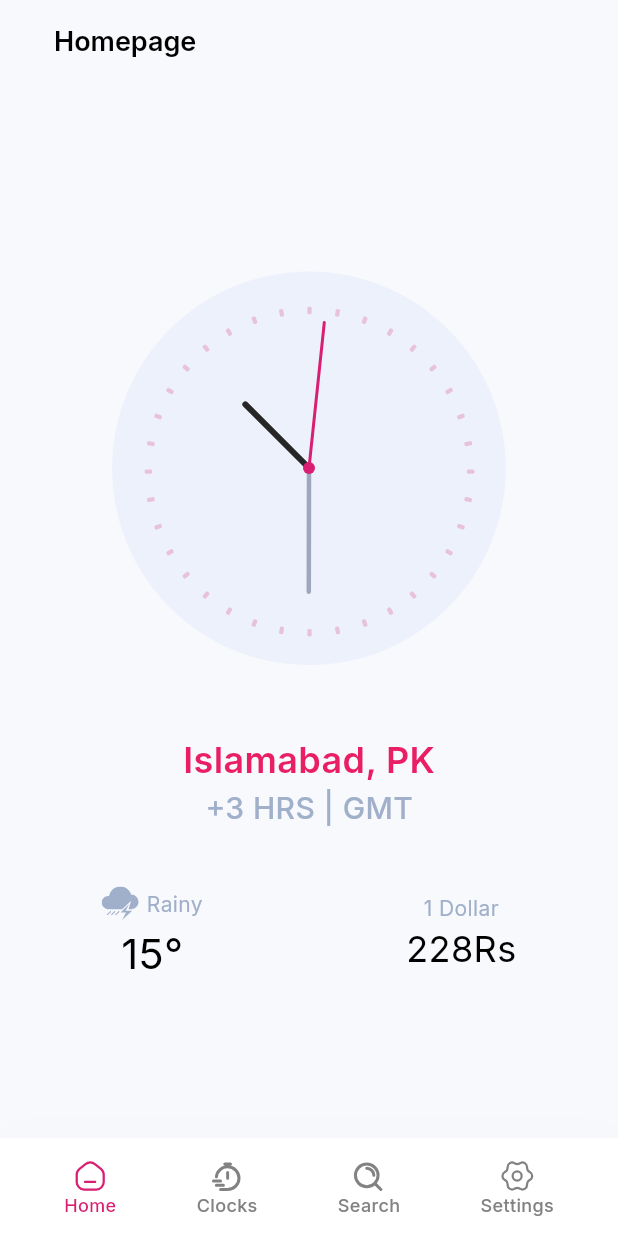
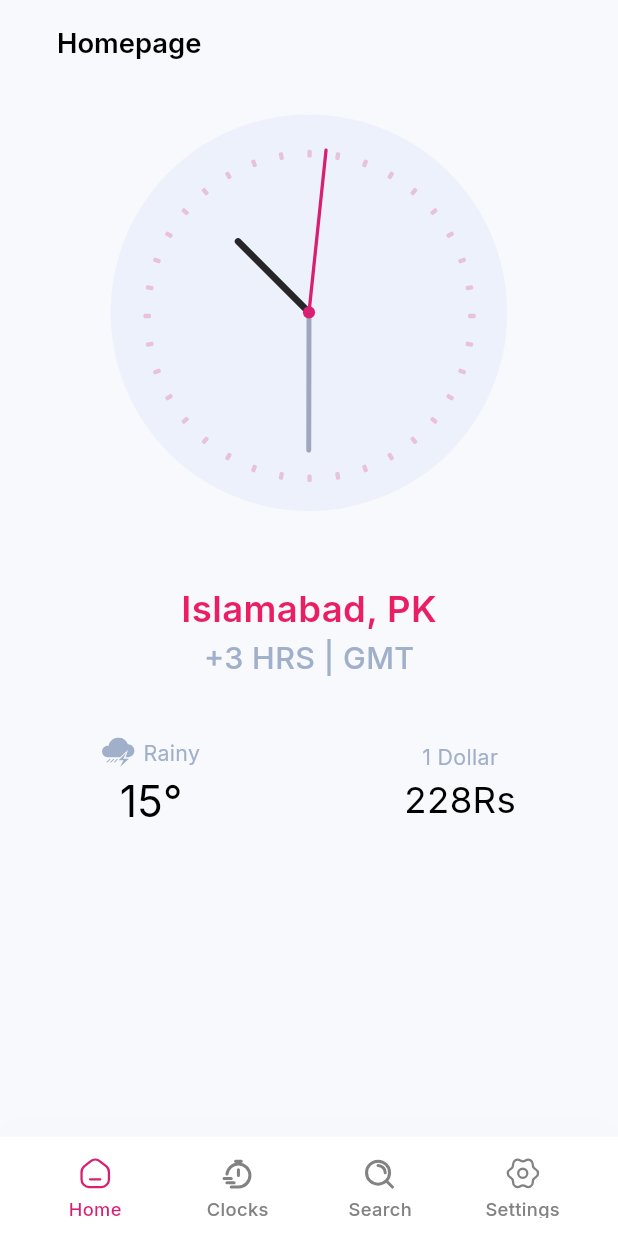
Before and after one commit to musamakhalid03/terra_time_app, a Flutter app: the screen it shows after launch, after a tap on "CONTINUE", on a phone screen of 412 x 824 dp. Run offline on Flutter 3.47's test engine with Material 3 defaults, Android fonts, the phone set to English and light mode, and no system bars; our stand-ins replace flutter_screenutil, flutter_svg, gap, google_fonts; project files that could hold a hidden picture were left out.

Commit message:
Muhammad Usama Khalid

```diff
--- a/analysis_options.yaml
+++ b/analysis_options.yaml
@@ -10,6 +10,7 @@
 analyzer:
   errors:
     deprecated_member_use: ignore
+    use_key_in_widget_constructors: ignore
 include: package:flutter_lints/flutter.yaml
 
 linter:
--- a/lib/app/bottom_nav_bar/bottom_nav_bar_view.dart
+++ b/lib/app/bottom_nav_bar/bottom_nav_bar_view.dart
@@ -2,7 +2,9 @@
 
 import 'dart:io';
 import 'package:flutter/material.dart';
+import 'package:flutter_screenutil/flutter_screenutil.dart';
 import 'package:flutter_svg/flutter_svg.dart';
+import 'package:gap/gap.dart';
 import 'package:provider/provider.dart';
 import 'package:terra_time_app/app/bottom_nav_bar/bottom_nav_bar_controller.dart';
 import 'package:terra_time_app/app/clocks/clocks_view.dart';
@@ -41,30 +43,38 @@ class BottomNavBarView extends StatelessWidget {
                   color: AppColors.white,
                   boxShadow: [
                     BoxShadow(
-                      color: Color(0xFFEFF1F4).withOpacity(0.3),
-                      offset: Offset(0, -4),
-                      blurRadius: 20,
-                      spreadRadius: 0,
+                      color: const Color(0xFFEFF1F4).withOpacity(0.3),
+                      offset: Offset(0, -4.h),
+                      blurRadius: 20.r,
+                      spreadRadius: 0.r,
                     ),
                   ],
                 ),
                 child: BottomAppBar(
                   color: AppColors.white,
-                  shape: CircularNotchedRectangle(),
+                  shape: const CircularNotchedRectangle(),
                   height: Platform.isAndroid
-                      ? 65
-                      : MediaQuery.of(context).size.height * 0.1,
+                      ? 65.h
+                      : MediaQuery.of(context).size.height * 0.1.h,
                   child: Row(
                     mainAxisAlignment: MainAxisAlignment.spaceAround,
                     children: <Widget>[
-                      _buildNavigationBarItem(
+                      Expanded(
+                        child: buildNavigationBarItem(
                             context, provider, 0, "assets/svg/home.svg", 'Home'),
-                      _buildNavigationBarItem(context, provider, 1,
-                          "assets/svg/clock.svg", 'Clocks'),
-                      _buildNavigationBarItem(context, provider, 2,
-                          "assets/svg/serach.svg", 'Search'),
-                      _buildNavigationBarItem(context, provider, 3,
-                          "assets/svg/setting.svg", 'Settings'),
+                      ),
+                      Expanded(
+                        child: buildNavigationBarItem(
+                            context, provider, 1, "assets/svg/clock.svg", 'Clocks'),
+                      ),
+                      Expanded(
+                        child: buildNavigationBarItem(
+                            context, provider, 2, "assets/svg/serach.svg", 'Search'),
+                      ),
+                      Expanded(
+                        child: buildNavigationBarItem(
+                            context, provider, 3, "assets/svg/setting.svg", 'Settings'),
+                      ),
                     ],
                   ),
                 ),
@@ -76,7 +86,7 @@ class BottomNavBarView extends StatelessWidget {
     );
   }
 
-  Widget _buildNavigationBarItem(BuildContext context, MainController provider,
+  Widget buildNavigationBarItem(BuildContext context, MainController provider,
       int index, String activeIcon, String label) {
     return GestureDetector(
       onTap: () {
@@ -86,21 +96,28 @@ class BottomNavBarView extends StatelessWidget {
         color: AppColors.white,
         child: Center(
           child: Column(
+            mainAxisSize: MainAxisSize.min,
             mainAxisAlignment: MainAxisAlignment.center,
             children: [
               SvgPicture.asset(
                 activeIcon,
+                width: 24.w,
+                height: 24.h,
                 color: provider.bottomIndex == index
                     ? AppColors.deepPink
                     : AppColors.mediumGray,
               ),
-              AppText(
+              Gap(4.h),
+              Flexible(
+                child: AppText(
                   title: label,
                   color: provider.bottomIndex == index
                       ? AppColors.deepPink
                       : AppColors.mediumGray,
-                fontSize: 12,
+                  fontSize: 12.sp,
                   fontWeight: FontWeight.w500,
+                  textAlign: TextAlign.center,
+                ),
               ),
             ],
           ),
--- a/lib/app/home/components/clock_hands_painter.dart
+++ b/lib/app/home/components/clock_hands_painter.dart
@@ -1,5 +1,6 @@
 import 'dart:math';
 import 'package:flutter/material.dart';
+import 'package:flutter_screenutil/flutter_screenutil.dart';
 import 'package:terra_time_app/utils/app_constant/app_colors.dart';
 
 class ClockHandsPainter extends CustomPainter {
@@ -13,43 +14,40 @@ class ClockHandsPainter extends CustomPainter {
 
     final paintHourHand = Paint()
       ..color = AppColors.black
-      ..strokeWidth = 4
+      ..strokeWidth = 4.w
       ..strokeCap = StrokeCap.round;
 
     final paintMinuteHand = Paint()
       ..color = AppColors.mediumLight
-      ..strokeWidth = 3
+      ..strokeWidth = 3.w
       ..strokeCap = StrokeCap.round;
 
     final paintSecondHand = Paint()
       ..color = AppColors.deepPink
-      ..strokeWidth = 2
+      ..strokeWidth = 2.w
       ..strokeCap = StrokeCap.round;
 
     double hourAngle = ((time.hour % 12) + (time.minute / 60)) * 30 * pi / 180;
     double minuteAngle = (time.minute + (time.second / 60)) * 6 * pi / 180;
     double secondAngle = (time.second * 6) * pi / 180;
 
-    final hourHandLength = radius * 0.4;
-    final minuteHandLength = radius * 0.55;
-    final secondHandLength = radius * 0.65;
+    final hourHandLength = radius * 0.4.h;
+    final minuteHandLength = radius * 0.55.h;
+    final secondHandLength = radius * 0.65.h;
 
     final hourHandEnd = center +
-        Offset(
-            hourHandLength * sin(hourAngle), -hourHandLength * cos(hourAngle));
+        Offset(hourHandLength * sin(hourAngle), -hourHandLength * cos(hourAngle));
     final minuteHandEnd = center +
-        Offset(minuteHandLength * sin(minuteAngle),
-            -minuteHandLength * cos(minuteAngle));
+        Offset(minuteHandLength * sin(minuteAngle), -minuteHandLength * cos(minuteAngle));
     final secondHandEnd = center +
-        Offset(secondHandLength * sin(secondAngle),
-            -secondHandLength * cos(secondAngle));
+        Offset(secondHandLength * sin(secondAngle), -secondHandLength * cos(secondAngle));
 
     canvas.drawLine(center, hourHandEnd, paintHourHand);
     canvas.drawLine(center, minuteHandEnd, paintMinuteHand);
     canvas.drawLine(center, secondHandEnd, paintSecondHand);
 
     final paintCenter = Paint()..color = AppColors.deepPink;
-    canvas.drawCircle(center, 4, paintCenter);
+    canvas.drawCircle(center, 4.r, paintCenter);
   }
 
   @override
--- a/lib/app/home/components/clock_widget.dart
+++ b/lib/app/home/components/clock_widget.dart
@@ -1,5 +1,6 @@
 import 'package:flutter/material.dart';
 import 'package:flutter_svg/flutter_svg.dart';
+import 'package:flutter_screenutil/flutter_screenutil.dart'; // Import ScreenUtil
 import 'package:provider/provider.dart';
 import 'package:terra_time_app/app/home/components/clock_hands_painter.dart';
 import 'package:terra_time_app/app/home/home_controller.dart';
@@ -16,10 +17,14 @@ class ClockWidget extends StatelessWidget {
           child: Stack(
             alignment: Alignment.center,
             children: [
-              SvgPicture.asset(ImageConst.clockBackGround,
-                  fit: BoxFit.scaleDown, width: 264, height: 264),
+              SvgPicture.asset(
+                ImageConst.clockBackGround,
+                fit: BoxFit.scaleDown,
+                width: 264.w,
+                height: 264.h,
+              ),
               CustomPaint(
-                size: const Size(300, 300),
+                size: Size(300.w, 300.h),
                 painter: ClockHandsPainter(homeController.currentTime),
               ),
             ],
--- a/lib/app/home/home_view.dart
+++ b/lib/app/home/home_view.dart
@@ -1,11 +1,10 @@
 import 'package:flutter/material.dart';
+import 'package:flutter_screenutil/flutter_screenutil.dart';
 import 'package:flutter_svg/flutter_svg.dart';
 import 'package:gap/gap.dart';
-
 import 'package:provider/provider.dart';
 import 'package:terra_time_app/app/home/components/clock_widget.dart';
 import 'package:terra_time_app/app/home/home_controller.dart';
-
 import 'package:terra_time_app/utils/app_constant/app_colors.dart';
 import 'package:terra_time_app/utils/app_constant/images.dart';
 import 'package:terra_time_app/utils/app_constant/text.dart';
@@ -26,34 +25,36 @@ class HomeView extends StatelessWidget {
               backgroundColor: AppColors.ghostWhite,
               automaticallyImplyLeading: false,
               title: Padding(
-                padding: const EdgeInsets.symmetric(horizontal: 20),
+                padding: EdgeInsets.symmetric(horizontal: 20.w),
                 child: AppText(
                   title: StringText.homepage,
-                  fontSize: 18,
+                  fontSize: 18.sp,
                   fontWeight: FontWeight.w600,
                 ),
               ),
             ),
-            body: Column(
+            body: SafeArea(
+              child: SingleChildScrollView(
+                child: Column(
                   crossAxisAlignment: CrossAxisAlignment.center,
                   mainAxisAlignment: MainAxisAlignment.center,
                   children: [
                     const ClockWidget(),
-                Gap(30),
+                    Gap(30.h),
                     AppText(
                       title: homeController.capitalCity,
-                  fontSize: 24,
+                      fontSize: 24.sp,
                       fontWeight: FontWeight.w600,
                       color: Colors.pink,
                     ),
-                Gap(6),
+                    Gap(6.h),
                     AppText(
                       title: homeController.timeZone,
-                  fontSize: 20,
+                      fontSize: 20.sp,
                       fontWeight: FontWeight.w500,
                       color: AppColors.lightBlueColor,
                     ),
-                Gap(40),
+                    Gap(40.h),
                     Row(
                       mainAxisAlignment: MainAxisAlignment.spaceAround,
                       children: [
@@ -61,20 +62,24 @@ class HomeView extends StatelessWidget {
                           children: [
                             Row(
                               children: [
-                            SvgPicture.asset(ImageConst.stormClouds),
-                            Gap(5),
+                                SvgPicture.asset(
+                                  ImageConst.stormClouds,
+                                  width: 20.w,
+                                  height: 20.h,
+                                ),
+                                Gap(5.w),
                                 AppText(
                                   title: homeController.weather,
-                              fontSize: 14,
+                                  fontSize: 14.sp,
                                   fontWeight: FontWeight.w400,
                                   color: AppColors.lightBlueColor,
                                 ),
                               ],
                             ),
-                        Gap(5),
+                            Gap(5.h),
                             AppText(
                               title: "${homeController.temperature}°",
-                          fontSize: 28,
+                              fontSize: 28.sp,
                               fontWeight: FontWeight.w400,
                             ),
                           ],
@@ -83,15 +88,15 @@ class HomeView extends StatelessWidget {
                           children: [
                             AppText(
                               title: StringText.dollar,
-                          fontSize: 14,
+                              fontSize: 14.sp,
                               fontWeight: FontWeight.w400,
                               color: AppColors.lightBlueColor,
                             ),
-                        Gap(5),
+                            Gap(5.h),
                             AppText(
                               title: homeController.currencyConvert +
                                   homeController.currency,
-                          fontSize: 24,
+                              fontSize: 24.sp,
                               fontWeight: FontWeight.w400,
                             ),
                           ],
@@ -100,6 +105,8 @@ class HomeView extends StatelessWidget {
                     ),
                   ],
                 ),
+              ),
+            ),
           );
         },
       ),
--- a/lib/app/onboarding/onboarding_view.dart
+++ b/lib/app/onboarding/onboarding_view.dart
@@ -1,5 +1,5 @@
-
 import 'package:flutter/material.dart';
+import 'package:flutter_screenutil/flutter_screenutil.dart';
 import 'package:gap/gap.dart';
 import 'package:provider/provider.dart';
 import 'package:terra_time_app/app/onboarding/onboarding_controller.dart';
@@ -23,54 +23,54 @@ class OnboardingView extends StatelessWidget {
           title: Center(
             child: AppText(
               title: StringText.splashText,
-                fontSize: 24,
+              fontSize: 24.sp,
               fontWeight: FontWeight.w600,
             ),
-            )),
+          ),
+        ),
         body: SafeArea(
           child: SingleChildScrollView(
             child: Padding(
-              padding: const EdgeInsets.symmetric(horizontal: 29),
+              padding: EdgeInsets.symmetric(horizontal: 29.w),
               child: Column(
                 mainAxisAlignment: MainAxisAlignment.center,
                 children: [
                   Image.asset(
                     ImageConst.onboardingPicture,
                     fit: BoxFit.scaleDown,
-                    height: 290,
-                    width: 290,
+                    height: 290.h,
+                    width: 290.w,
                   ),
-                  Gap(17),
+                  Gap(17.h),
                   AppText(
                     title: StringText.onboardingTitle,
-                    fontSize: 18,
+                    fontSize: 18.sp,
                     fontWeight: FontWeight.w500,
                     textAlign: TextAlign.center,
                   ),
-                  Gap(19),
+                  Gap(19.h),
                   Padding(
-                    padding: const EdgeInsets.symmetric(horizontal: 18),
+                    padding: EdgeInsets.symmetric(horizontal: 18.w),
                     child: AppText(
                       title: StringText.onboardingSubTitle,
-                      fontSize: 14,
+                      fontSize: 14.sp,
                       height: 1.4,
                       fontWeight: FontWeight.w400,
                       textAlign: TextAlign.center,
                       color: AppColors.dimGray,
                     ),
                   ),
-
-                  Gap(18),
+                  Gap(18.h),
                   AppButton(
                     title: StringText.onboardingButtonTitle,
                     buttonColor: AppColors.deepPink,
-                    buttonWidth: 0.8,
+                    buttonWidth: 0.8.w,
                     ontap: () {
                       Navigator.pushReplacementNamed(
                           context, AppRoutes.bottomNavBar);
                     },
                   ),
-                  Gap(19),
+                  Gap(19.h),
                   Center(
                     child: RichText(
                       textAlign: TextAlign.center,
@@ -78,18 +78,21 @@ class OnboardingView extends StatelessWidget {
                         text: StringText.pleaseReadOur,
                         style: TextStyle(
                           color: AppColors.dimGray,
-                              fontSize: 14,
-                              fontWeight: FontWeight.w400),
+                          fontSize: 14.sp,
+                          fontWeight: FontWeight.w400,
+                        ),
                         children: <TextSpan>[
                           TextSpan(
                             text: StringText.termsConditions,
                             style: TextStyle(
                               color: AppColors.deepPink,
                               decoration: TextDecoration.underline,
-                                  fontSize: 14,
-                                  fontWeight: FontWeight.w400),
+                              fontSize: 14.sp,
+                              fontWeight: FontWeight.w400,
                             ),
-                          ]),
+                          ),
+                        ],
+                      ),
                     ),
                   )
                 ],
--- a/lib/app/splash/component/splash_logo.dart
+++ b/lib/app/splash/component/splash_logo.dart
@@ -1,4 +1,5 @@
 import 'package:flutter/material.dart';
+import 'package:flutter_screenutil/flutter_screenutil.dart';
 import 'package:flutter_svg/flutter_svg.dart';
 import 'package:gap/gap.dart';
 import 'package:terra_time_app/utils/app_constant/app_colors.dart';
@@ -13,13 +14,16 @@ class SplashLogo extends StatelessWidget {
   Widget build(BuildContext context) {
     return Column(
       children: [
-        SvgPicture.asset(ImageConst.splachLogo,
-            height: 126, fit: BoxFit.scaleDown),
-        Gap(6.28),
+        SvgPicture.asset(
+          ImageConst.splachLogo,
+          height: 126.h,
+          fit: BoxFit.scaleDown,
+        ),
+        Gap(6.28.h),
         AppText(
           title: StringText.splashText,
           color: AppColors.black,
-          fontSize: 24,
+          fontSize: 24.sp,
           fontWeight: FontWeight.w600,
           textAlign: TextAlign.center,
         ),
--- a/lib/main.dart
+++ b/lib/main.dart
@@ -1,17 +1,32 @@
 import 'package:flutter/material.dart';
+import 'package:flutter_screenutil/flutter_screenutil.dart';
 import 'package:google_fonts/google_fonts.dart';
 import 'package:provider/provider.dart';
+import 'package:terra_time_app/app/bottom_nav_bar/bottom_nav_bar_controller.dart';
+import 'package:terra_time_app/app/clocks/clocks_controller.dart';
+import 'package:terra_time_app/app/onboarding/onboarding_controller.dart';
+import 'package:terra_time_app/app/search/search_controller.dart';
+import 'package:terra_time_app/app/search_result/search_result_controller.dart';
+import 'package:terra_time_app/app/setting/setting_controller.dart';
 import 'package:terra_time_app/app/splash/splash_controller.dart';
 import 'package:terra_time_app/routes/app_pages.dart';
 import 'package:terra_time_app/routes/app_routes.dart';
+import 'app/home/home_controller.dart';
 
 void main() {
   runApp(
     MultiProvider(
       providers: [
         ChangeNotifierProvider(create: (_) => SplashController()),
+        ChangeNotifierProvider(create: (_) => MainController()),
+        ChangeNotifierProvider(create: (_) => ClockController()),
+        ChangeNotifierProvider(create: (_) => HomeController()),
+        ChangeNotifierProvider(create: (_) => OnboardingController()),
+        ChangeNotifierProvider(create: (_) => SearchsController()),
+        ChangeNotifierProvider(create: (_) => SearchResultController()),
+        ChangeNotifierProvider(create: (_) => SettingsController()),
       ],
-      child: MyApp(),
+      child: const MyApp(),
     ),
   );
 }
@@ -21,6 +36,11 @@ class MyApp extends StatelessWidget {
 
   @override
   Widget build(BuildContext context) {
+    return ScreenUtilInit(
+      designSize: const Size(375, 812),
+      minTextAdapt: true,
+      splitScreenMode: true,
+      builder: (context, child) {
         return MaterialApp(
           title: 'Terra Time App',
           theme: ThemeData(
@@ -32,5 +52,7 @@ class MyApp extends StatelessWidget {
           initialRoute: AppRoutes.splashView,
           onGenerateRoute: AppPages.routes,
         );
+      },
+    );
   }
 }
--- a/pubspec.yaml
+++ b/pubspec.yaml
@@ -40,6 +40,7 @@ dependencies:
   google_fonts: ^6.2.1
   flutter_svg: ^2.0.17
   intl: ^0.20.2
+  flutter_screenutil: ^5.9.3
 
 dev_dependencies:
   flutter_test:
```
Also changed, not shown: lib/app/clocks/clocks_view.dart (+6 -5 lines), lib/app/clocks/components/clock_card.dart (+25 -22 lines), lib/app/search/componets/popular_search_button.dart (+15 -8 lines), lib/app/search/search_view.dart (+9 -8 lines), lib/app/search_result/componets/clock_weather_card.dart (+36 -28 lines), lib/app/search_result/search_result_view.dart (+6 -5 lines), lib/app/setting/components/setting_buttton.dart (+8 -7 lines), lib/app/setting/components/upgrade_premium_card.dart (+18 -14 lines), lib/app/setting/setting_controller.dart (+7 -7 lines), lib/app/setting/setting_view.dart (+19 -12 lines), pubspec.lock. Lines whose indentation alone changed are shown as unchanged.
